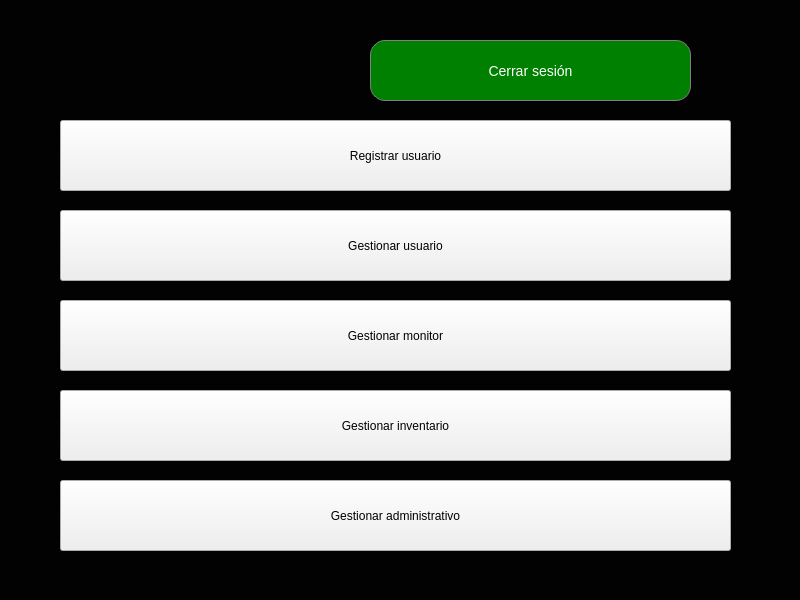
Before: the Qt Designer form src/vista/ui/PanelPrincipalAdministrador.ui in OscaarMG/campasgym, drawn with Qt 5.
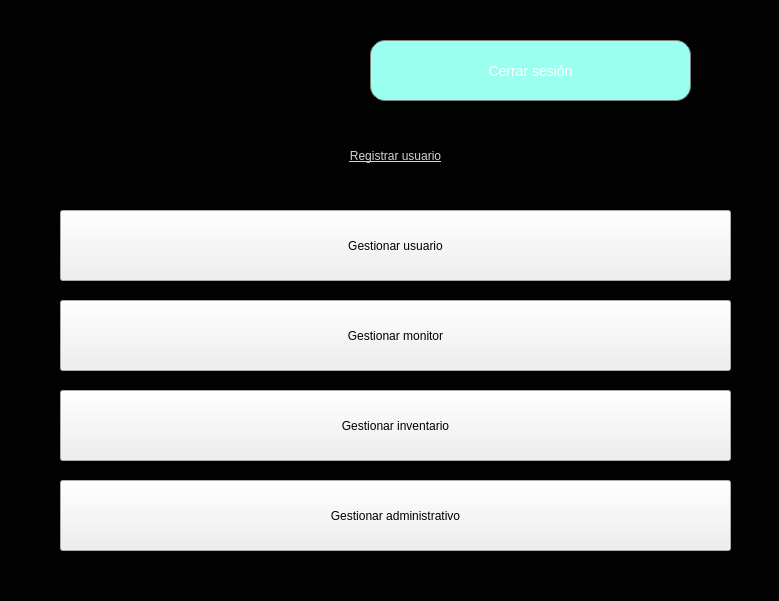
After: the same form once the commit is applied. Icons and pictures are not drawn.

What changed in the file:
```diff
--- a/src/vista/ui/PanelPrincipalAdministrador.ui
+++ b/src/vista/ui/PanelPrincipalAdministrador.ui
@@ -6,8 +6,8 @@
    <rect>
     <x>0</x>
     <y>0</y>
-    <width>800</width>
-    <height>600</height>
+    <width>779</width>
+    <height>601</height>
    </rect>
   </property>
   <property name="windowTitle">
@@ -24,11 +24,12 @@
      </rect>
     </property>
     <property name="styleSheet">
-     <string notr="true">    background-color: green;
-    color: white;
-    border-radius: 15px;
-    border: 1px solid gray;
-    font-size: 14px;</string>
+     <string notr="true">background-color: rgb(155, 255, 240);
+color: white;
+border-radius: 15px;
+border: 1px solid gray;
+font-size: 14px;
+</string>
     </property>
     <property name="text">
      <string>Cerrar sesión</string>
@@ -55,6 +56,13 @@
       <height>71</height>
      </size>
     </property>
+    <property name="styleSheet">
+     <string notr="true">    background-color: transparent;
+    border: none;
+    color: white;
+    text-decoration: underline;
+    color: lightgray</string>
+    </property>
     <property name="text">
      <string>Registrar usuario</string>
     </property>
@@ -127,6 +135,22 @@
      <string/>
     </property>
    </widget>
+   <widget class="QLabel" name="label_2">
+    <property name="geometry">
+     <rect>
+      <x>0</x>
+      <y>0</y>
+      <width>901</width>
+      <height>601</height>
+     </rect>
+    </property>
+    <property name="styleSheet">
+     <string notr="true">border-image: url(:/imagenes/logo.png);</string>
+    </property>
+    <property name="text">
+     <string/>
+    </property>
+   </widget>
    <zorder>label</zorder>
    <zorder>pushButtonCerrar</zorder>
    <zorder>pushButtonRegistrar</zorder>
```
Left out of the diff: 5 changed lines with no effect on the pictures.
